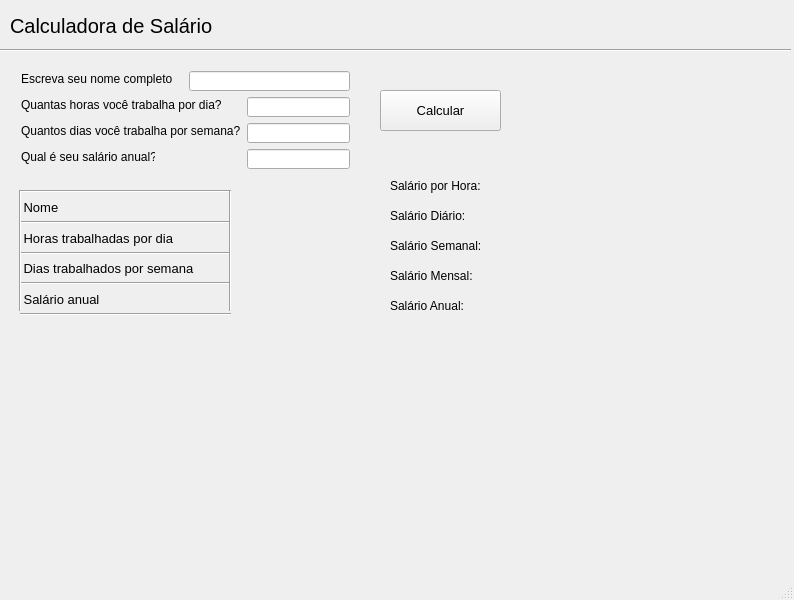
This is main_window.ui in PedroGregori/Calculadora-_de_Sal-rios--SENAC_BA-2022 as Qt 5 draws it before an edit. The edited form follows.
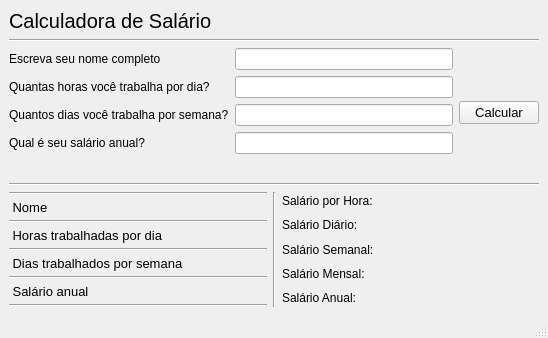
This is the edited form.

The edit to the form file:
```diff
--- a/main_window.ui
+++ b/main_window.ui
@@ -6,62 +6,17 @@
    <rect>
     <x>0</x>
     <y>0</y>
-    <width>794</width>
-    <height>600</height>
+    <width>548</width>
+    <height>338</height>
    </rect>
   </property>
   <property name="windowTitle">
    <string>MainWindow</string>
   </property>
   <widget class="QWidget" name="centralwidget">
-   <widget class="QLineEdit" name="dia_semana">
-    <property name="geometry">
-     <rect>
-      <x>247</x>
-      <y>123</y>
-      <width>103</width>
-      <height>20</height>
-     </rect>
-    </property>
-    <property name="inputMask">
-     <string>0</string>
-    </property>
-   </widget>
-   <widget class="QLineEdit" name="hora_dia">
-    <property name="geometry">
-     <rect>
-      <x>247</x>
-      <y>97</y>
-      <width>103</width>
-      <height>20</height>
-     </rect>
-    </property>
-    <property name="inputMask">
-     <string>00</string>
-    </property>
-   </widget>
-   <widget class="Line" name="line">
-    <property name="geometry">
-     <rect>
-      <x>-10</x>
-      <y>40</y>
-      <width>801</width>
-      <height>20</height>
-     </rect>
-    </property>
-    <property name="orientation">
-     <enum>Qt::Horizontal</enum>
-    </property>
-   </widget>
+   <layout class="QVBoxLayout" name="verticalLayout_4">
+    <item>
    <widget class="QLabel" name="label">
-    <property name="geometry">
-     <rect>
-      <x>10</x>
-      <y>10</y>
-      <width>341</width>
-      <height>31</height>
-     </rect>
-    </property>
     <property name="font">
      <font>
       <pointsize>15</pointsize>
@@ -71,15 +26,116 @@
      <string>Calculadora de Salário</string>
     </property>
    </widget>
+    </item>
+    <item>
+     <widget class="Line" name="line">
+      <property name="orientation">
+       <enum>Qt::Horizontal</enum>
+      </property>
+     </widget>
+    </item>
+    <item>
+     <layout class="QHBoxLayout" name="horizontalLayout_2">
+      <item>
+       <layout class="QFormLayout" name="formLayout">
+        <item row="0" column="0">
+         <widget class="QLabel" name="escrevaSeuNomeCompletoLabel">
+          <property name="font">
+           <font>
+            <pointsize>9</pointsize>
+           </font>
+          </property>
+          <property name="text">
+           <string>Escreva seu nome completo</string>
+          </property>
+         </widget>
+        </item>
+        <item row="0" column="1">
+         <widget class="QLineEdit" name="nome">
+          <property name="alignment">
+           <set>Qt::AlignJustify|Qt::AlignVCenter</set>
+          </property>
+         </widget>
+        </item>
+        <item row="1" column="0">
+         <widget class="QLabel" name="quantasHorasVocTrabalhaLabel">
+          <property name="font">
+           <font>
+            <pointsize>9</pointsize>
+           </font>
+          </property>
+          <property name="text">
+           <string>Quantas horas você trabalha por dia?</string>
+          </property>
+         </widget>
+        </item>
+        <item row="1" column="1">
+         <widget class="QLineEdit" name="hora_dia">
+          <property name="inputMask">
+           <string>00</string>
+          </property>
+         </widget>
+        </item>
+        <item row="2" column="0">
+         <widget class="QLabel" name="quantosDiasVocTrabalhaPorSemanaLabel">
+          <property name="font">
+           <font>
+            <pointsize>9</pointsize>
+           </font>
+          </property>
+          <property name="text">
+           <string>Quantos dias você trabalha por semana?</string>
+          </property>
+         </widget>
+        </item>
+        <item row="2" column="1">
+         <widget class="QLineEdit" name="dia_semana">
+          <property name="inputMask">
+           <string>0</string>
+          </property>
+         </widget>
+        </item>
+        <item row="3" column="0">
+         <widget class="QLabel" name="qualSeuSalRioAnualLabel">
+          <property name="font">
+           <font>
+            <pointsize>9</pointsize>
+           </font>
+          </property>
+          <property name="text">
+           <string>Qual é seu salário anual?</string>
+          </property>
+         </widget>
+        </item>
+        <item row="3" column="1">
+         <widget class="QLineEdit" name="anual">
+          <property name="inputMask">
+           <string>00000000000000000000</string>
+          </property>
+          <property name="maxLength">
+           <number>20</number>
+          </property>
+         </widget>
+        </item>
+       </layout>
+      </item>
+      <item>
+       <layout class="QVBoxLayout" name="verticalLayout_3">
+        <item>
+         <spacer name="verticalSpacer_2">
+          <property name="orientation">
+           <enum>Qt::Vertical</enum>
+          </property>
+          <property name="sizeHint" stdset="0">
+           <size>
+            <width>20</width>
+            <height>17</height>
+           </size>
+          </property>
+         </spacer>
+        </item>
+        <item>
    <widget class="QPushButton" name="calc_button">
-    <property name="geometry">
-     <rect>
-      <x>380</x>
-      <y>90</y>
-      <width>121</width>
-      <height>41</height>
-     </rect>
-    </property>
     <property name="font">
      <font>
       <pointsize>10</pointsize>
@@ -89,15 +145,34 @@
      <string>Calcular</string>
     </property>
    </widget>
-   <widget class="QWidget" name="verticalLayoutWidget">
-    <property name="geometry">
-     <rect>
-      <x>20</x>
-      <y>190</y>
-      <width>211</width>
-      <height>126</height>
-     </rect>
-    </property>
+        </item>
+        <item>
+         <spacer name="verticalSpacer">
+          <property name="orientation">
+           <enum>Qt::Vertical</enum>
+          </property>
+          <property name="sizeHint" stdset="0">
+           <size>
+            <width>20</width>
+            <height>28</height>
+           </size>
+          </property>
+         </spacer>
+        </item>
+       </layout>
+      </item>
+     </layout>
+    </item>
+    <item>
+     <widget class="Line" name="line_8">
+      <property name="orientation">
+       <enum>Qt::Horizontal</enum>
+      </property>
+     </widget>
+    </item>
+    <item>
+     <layout class="QHBoxLayout" name="horizontalLayout">
+      <item>
     <layout class="QVBoxLayout" name="verticalLayout">
      <property name="spacing">
       <number>5</number>
@@ -189,42 +264,18 @@
       </widget>
      </item>
     </layout>
-   </widget>
+      </item>
+      <item>
    <widget class="Line" name="line_7">
-    <property name="geometry">
-     <rect>
-      <x>220</x>
-      <y>190</y>
-      <width>21</width>
-      <height>121</height>
-     </rect>
-    </property>
     <property name="orientation">
      <enum>Qt::Vertical</enum>
     </property>
    </widget>
-   <widget class="Line" name="line_8">
-    <property name="geometry">
-     <rect>
-      <x>10</x>
-      <y>190</y>
-      <width>21</width>
-      <height>121</height>
-     </rect>
-    </property>
-    <property name="orientation">
-     <enum>Qt::Vertical</enum>
-    </property>
-   </widget>
+      </item>
+      <item>
+       <layout class="QVBoxLayout" name="verticalLayout_2">
+        <item>
    <widget class="QLabel" name="s_hora">
-    <property name="geometry">
-     <rect>
-      <x>390</x>
-      <y>170</y>
-      <width>241</width>
-      <height>31</height>
-     </rect>
-    </property>
     <property name="font">
      <font>
       <pointsize>9</pointsize>
@@ -234,15 +285,9 @@
      <string>Salário por Hora:</string>
     </property>
    </widget>
+        </item>
+        <item>
    <widget class="QLabel" name="s_dia">
-    <property name="geometry">
-     <rect>
-      <x>390</x>
-      <y>200</y>
-      <width>241</width>
-      <height>31</height>
-     </rect>
-    </property>
     <property name="font">
      <font>
       <pointsize>9</pointsize>
@@ -252,15 +297,9 @@
      <string>Salário Diário:</string>
     </property>
    </widget>
+        </item>
+        <item>
    <widget class="QLabel" name="s_semana">
-    <property name="geometry">
-     <rect>
-      <x>390</x>
-      <y>230</y>
-      <width>241</width>
-      <height>31</height>
-     </rect>
-    </property>
     <property name="font">
      <font>
       <pointsize>9</pointsize>
@@ -270,15 +309,9 @@
      <string>Salário Semanal:</string>
     </property>
    </widget>
+        </item>
+        <item>
    <widget class="QLabel" name="s_mes">
-    <property name="geometry">
-     <rect>
-      <x>390</x>
-      <y>260</y>
-      <width>241</width>
-      <height>31</height>
-     </rect>
-    </property>
     <property name="font">
      <font>
       <pointsize>9</pointsize>
@@ -288,15 +321,9 @@
      <string>Salário Mensal:</string>
     </property>
    </widget>
+        </item>
+        <item>
    <widget class="QLabel" name="s_anual">
-    <property name="geometry">
-     <rect>
-      <x>390</x>
-      <y>290</y>
-      <width>241</width>
-      <height>31</height>
-     </rect>
-    </property>
     <property name="font">
      <font>
       <pointsize>9</pointsize>
@@ -306,107 +333,12 @@
      <string>Salário Anual:</string>
     </property>
    </widget>
-   <widget class="QLabel" name="qualSeuSalRioAnualLabel">
-    <property name="geometry">
-     <rect>
-      <x>21</x>
-      <y>149</y>
-      <width>134</width>
-      <height>16</height>
-     </rect>
-    </property>
-    <property name="font">
-     <font>
-      <pointsize>9</pointsize>
-     </font>
-    </property>
-    <property name="text">
-     <string>Qual é seu salário anual?</string>
-    </property>
-   </widget>
-   <widget class="QLabel" name="quantasHorasVocTrabalhaLabel">
-    <property name="geometry">
-     <rect>
-      <x>21</x>
-      <y>97</y>
-      <width>211</width>
-      <height>16</height>
-     </rect>
-    </property>
-    <property name="font">
-     <font>
-      <pointsize>9</pointsize>
-     </font>
-    </property>
-    <property name="text">
-     <string>Quantas horas você trabalha por dia?</string>
-    </property>
-   </widget>
-   <widget class="QLineEdit" name="anual">
-    <property name="geometry">
-     <rect>
-      <x>247</x>
-      <y>149</y>
-      <width>103</width>
-      <height>20</height>
-     </rect>
-    </property>
-    <property name="inputMask">
-     <string>00000000000000000000</string>
-    </property>
-    <property name="maxLength">
-     <number>20</number>
-    </property>
-   </widget>
-   <widget class="QLabel" name="quantosDiasVocTrabalhaPorSemanaLabel">
-    <property name="geometry">
-     <rect>
-      <x>21</x>
-      <y>123</y>
-      <width>220</width>
-      <height>16</height>
-     </rect>
-    </property>
-    <property name="font">
-     <font>
-      <pointsize>9</pointsize>
-     </font>
-    </property>
-    <property name="text">
-     <string>Quantos dias você trabalha por semana?</string>
-    </property>
-   </widget>
-   <widget class="QLabel" name="escrevaSeuNomeCompletoLabel">
-    <property name="geometry">
-     <rect>
-      <x>21</x>
-      <y>71</y>
-      <width>154</width>
-      <height>16</height>
-     </rect>
-    </property>
-    <property name="font">
-     <font>
-      <pointsize>9</pointsize>
-     </font>
-    </property>
-    <property name="text">
-     <string>Escreva seu nome completo</string>
-    </property>
-   </widget>
-   <widget class="QLineEdit" name="nome">
-    <property name="geometry">
-     <rect>
-      <x>189</x>
-      <y>71</y>
-      <width>161</width>
-      <height>20</height>
-     </rect>
-    </property>
-    <property name="alignment">
-     <set>Qt::AlignJustify|Qt::AlignVCenter</set>
-    </property>
-   </widget>
+        </item>
+       </layout>
+      </item>
+     </layout>
+    </item>
+   </layout>
   </widget>
   <widget class="QMenuBar" name="menubar">
    <property name="geometry">
```
Left out of the diff: 9 changed lines with no effect on the pictures. Lines whose indentation alone changed are shown as unchanged.
